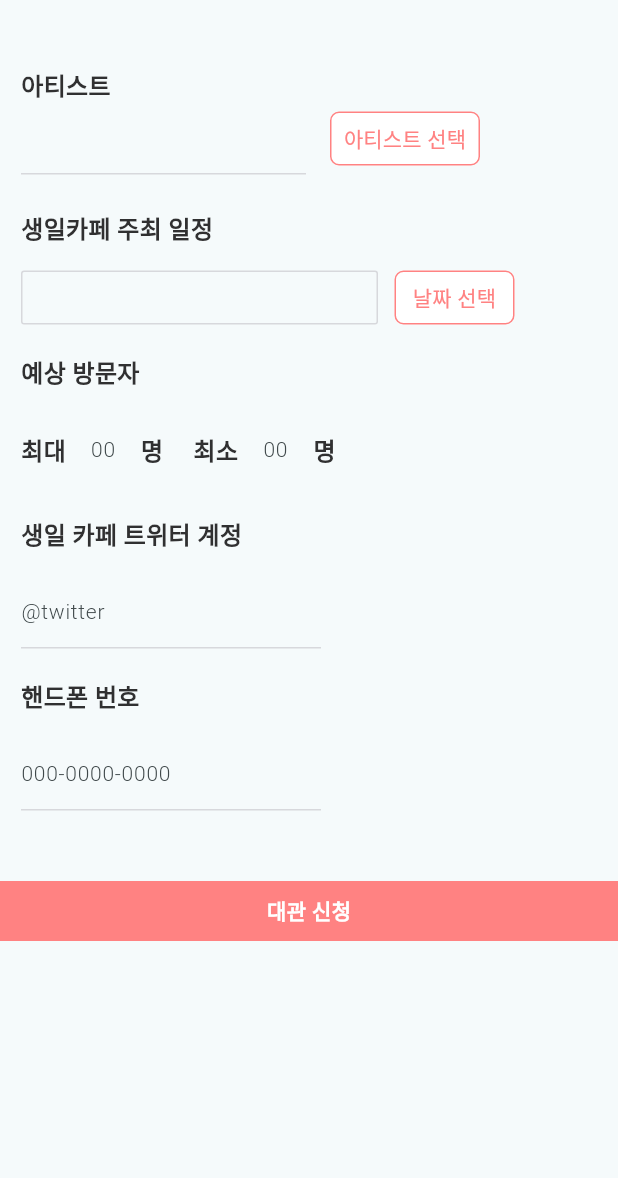
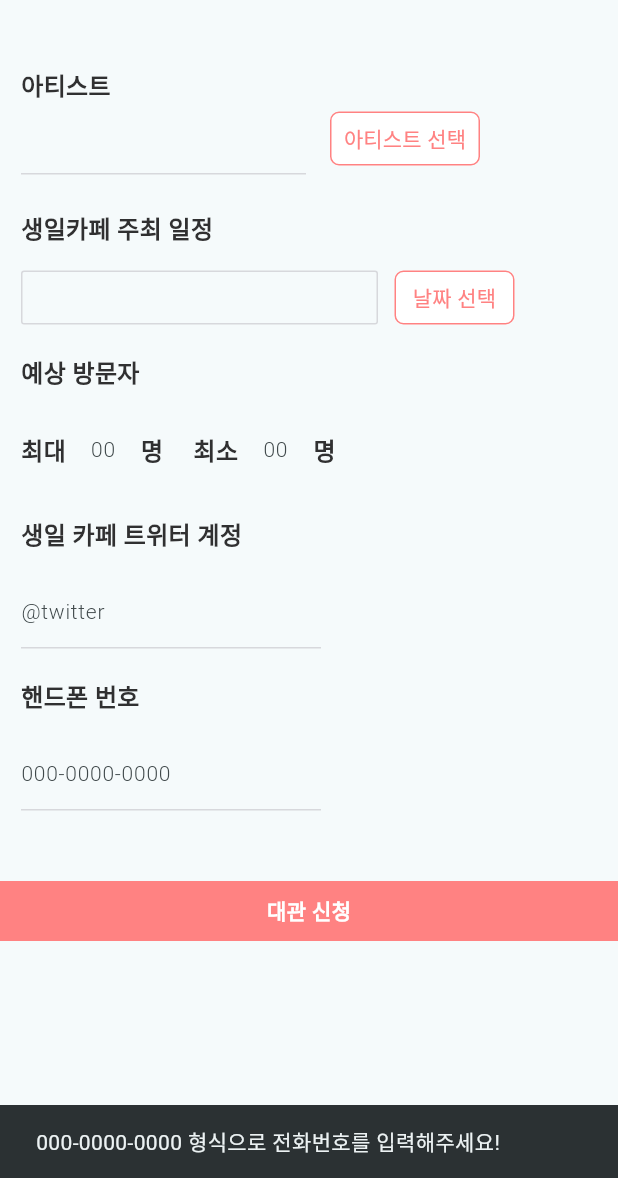
Before and after one commit to BirthdayCafe/Birca_Android, a Flutter app: the HostRequest screen opened directly with empty values, after a tap on "대관 신청", on a phone screen of 412 x 824 dp, the part 58-1236 px from its top. Run offline on Flutter 3.47's test engine with Material 3 defaults, Android fonts, the phone set to English and light mode, and no system bars; our stand-ins replace card_swiper, dio, file_picker, flutter_dotenv, flutter_secure_storage, flutter_svg and 4 more; missing offline and left inert: kakao_flutter_sdk; accounts and stored records are empty; Roboto replaces fonts that are missing (Pretendard); project files that could hold a hidden picture were left out.

Commit message:
feature. 예외 처리 추가

```diff
--- a/lib/view/host/host_request.dart
+++ b/lib/view/host/host_request.dart
@@ -351,6 +351,29 @@ class _HostRequest extends State<HostRequest> {
                     ),
                   ),
                   onTap: () async {
+
+                    if(hostPhoneNumberController.text==''){
+                      ScaffoldMessenger.of(context).showSnackBar(
+                          const SnackBar(content: Text('000-0000-0000 형식으로 전화번호를 입력해주세요!')));
+                    } else if(artistId==0){
+                      ScaffoldMessenger.of(context).showSnackBar(
+                          const SnackBar(content: Text('아티스트를 선택해주세요!')));
+                  } else if(_rangeStart==null){
+                      ScaffoldMessenger.of(context).showSnackBar(
+                          const SnackBar(content: Text('날짜를 선택해주세요!')));
+                    } else if(_rangeEnd==null){
+                      ScaffoldMessenger.of(context).showSnackBar(
+                          const SnackBar(content: Text('날짜를 선택해주세요!')));
+                    }  else {
+
+                      if(minimumVisitantsController.text==''){
+                        minimumVisitantsController.text='0';
+                      }
+
+                      if(maximumVisitantsController.text==''){
+                        maximumVisitantsController.text='0';
+                      }
+
                       await Provider.of<HostHomeViewModel>(context,
                           listen: false)
                           .postRequest(
@@ -371,6 +394,8 @@ class _HostRequest extends State<HostRequest> {
                             .showSnackBar(const SnackBar(content: Text('신청 완료')));
                         Navigator.pop(context);
                       });
+                    }
+
                   },
                 )
               ],
```
Lines whose indentation alone changed are shown as unchanged.
